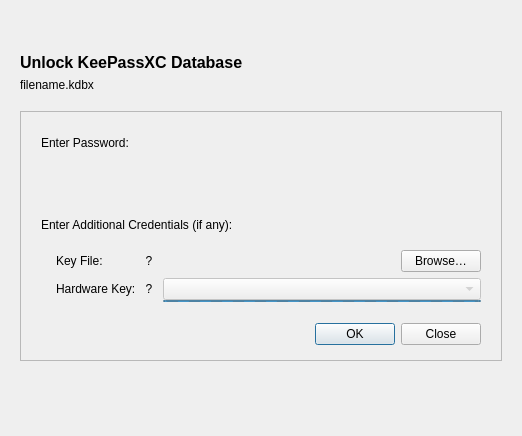
Before: the Qt Designer form src/gui/DatabaseOpenWidget.ui in susch19/keepassxc, drawn with Qt 5.
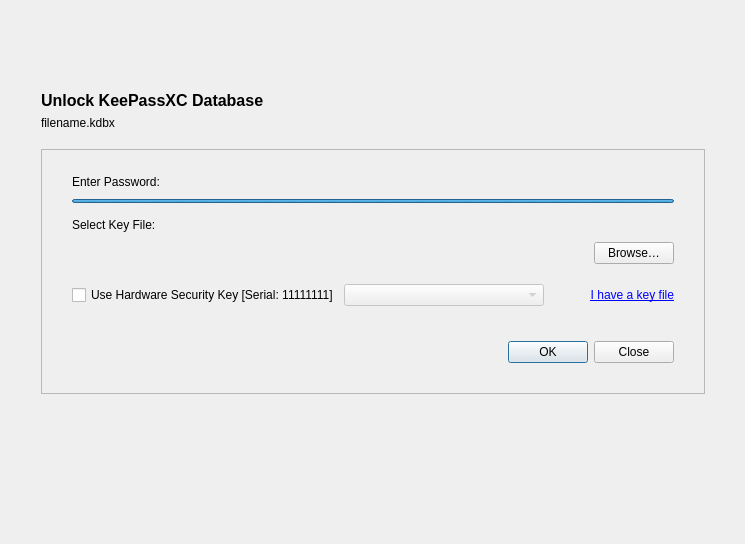
After: the same form once the commit is applied. Custom widgets are drawn as their Qt base class.

Commit message: Simplify and improve database unlock widget

The edit to the form file:
```diff
--- a/src/gui/DatabaseOpenWidget.ui
+++ b/src/gui/DatabaseOpenWidget.ui
@@ -6,8 +6,8 @@
    <rect>
     <x>0</x>
     <y>0</y>
-    <width>520</width>
-    <height>436</height>
+    <width>745</width>
+    <height>544</height>
    </rect>
   </property>
   <property name="accessibleName">
@@ -18,7 +18,7 @@
     <widget class="MessageWidget" name="messageWidget" native="true"/>
    </item>
    <item>
-    <layout class="QHBoxLayout" name="horizontalLayout_3" stretch="0,1,0">
+    <layout class="QHBoxLayout" name="horizontalLayout_3" stretch="1,0,1">
      <property name="spacing">
       <number>0</number>
      </property>
@@ -40,18 +40,6 @@
      </item>
      <item>
       <widget class="QWidget" name="formContainer" native="true">
-       <property name="minimumSize">
-        <size>
-         <width>500</width>
-         <height>400</height>
-        </size>
-       </property>
-       <property name="maximumSize">
-        <size>
-         <width>700</width>
-         <height>16777215</height>
-        </size>
-       </property>
        <layout class="QVBoxLayout" name="verticalLayout_4" stretch="1,0,0,0,0,2">
         <item>
          <spacer name="verticalSpacer_2">
@@ -106,8 +94,8 @@
          <widget class="QStackedWidget" name="centralStack">
           <property name="minimumSize">
            <size>
-            <width>0</width>
-            <height>250</height>
+            <width>650</width>
+            <height>0</height>
            </size>
           </property>
           <property name="frameShape">
@@ -121,28 +109,54 @@
           </property>
           <widget class="QWidget" name="mainPage">
            <layout class="QVBoxLayout" name="verticalLayout_6">
+            <property name="spacing">
+             <number>5</number>
+            </property>
             <property name="leftMargin">
-             <number>20</number>
+             <number>30</number>
             </property>
             <property name="topMargin">
-             <number>15</number>
+             <number>25</number>
             </property>
             <property name="rightMargin">
-             <number>20</number>
+             <number>30</number>
             </property>
             <property name="bottomMargin">
-             <number>15</number>
+             <number>25</number>
             </property>
             <item>
-             <widget class="QLabel" name="label">
+             <widget class="QFrame" name="enterPasswordComponent">
+              <property name="lineWidth">
+               <number>0</number>
+              </property>
+              <layout class="QVBoxLayout" name="enterPasswordComponentLayout">
+               <property name="spacing">
+                <number>10</number>
+               </property>
+               <property name="leftMargin">
+                <number>0</number>
+               </property>
+               <property name="topMargin">
+                <number>0</number>
+               </property>
+               <property name="rightMargin">
+                <number>0</number>
+               </property>
+               <property name="bottomMargin">
+                <number>0</number>
+               </property>
+               <item>
+                <widget class="QLabel" name="passwordLabel">
               <property name="text">
                <string>Enter Password:</string>
               </property>
-              <property name="buddy">
-               <cstring>editPassword</cstring>
-              </property>
-             </widget>
-            </item>
+                </widget>
+               </item>
+               <item>
+                <layout class="QVBoxLayout" name="verticalLayout_2">
+                 <property name="spacing">
+                  <number>0</number>
+                 </property>
             <item>
              <widget class="PasswordWidget" name="editPassword" native="true">
               <property name="focusPolicy">
@@ -154,62 +168,11 @@
              </widget>
             </item>
             <item>
-             <spacer name="verticalSpacer_4">
-              <property name="orientation">
-               <enum>Qt::Vertical</enum>
-              </property>
-              <property name="sizeType">
-               <enum>QSizePolicy::Fixed</enum>
-              </property>
-              <property name="sizeHint" stdset="0">
-               <size>
-                <width>20</width>
-                <height>5</height>
-               </size>
-              </property>
-             </spacer>
-            </item>
-            <item>
-             <widget class="QLabel" name="label_2">
-              <property name="text">
-               <string>Enter Additional Credentials (if any):</string>
-              </property>
-             </widget>
-            </item>
-            <item>
-             <layout class="QHBoxLayout" name="horizontalLayout_5">
-              <item>
-               <spacer name="horizontalSpacer_2">
-                <property name="orientation">
-                 <enum>Qt::Horizontal</enum>
-                </property>
-                <property name="sizeType">
-                 <enum>QSizePolicy::Fixed</enum>
-                </property>
-                <property name="sizeHint" stdset="0">
-                 <size>
-                  <width>15</width>
-                  <height>20</height>
-                 </size>
-                </property>
-               </spacer>
-              </item>
-              <item>
-               <layout class="QGridLayout" name="gridLayout_3">
-                <property name="topMargin">
-                 <number>3</number>
-                </property>
-                <item row="1" column="3">
-                 <layout class="QGridLayout" name="gridLayout">
-                  <property name="spacing">
-                   <number>0</number>
-                  </property>
-                  <item row="1" column="2">
                    <widget class="QProgressBar" name="hardwareKeyProgress">
                     <property name="maximumSize">
                      <size>
                       <width>16777215</width>
-                      <height>2</height>
+                     <height>4</height>
                      </size>
                     </property>
                     <property name="minimum">
@@ -226,155 +189,47 @@
                     </property>
                    </widget>
                   </item>
-                  <item row="0" column="2">
-                   <widget class="QComboBox" name="hardwareKeyCombo">
-                    <property name="enabled">
-                     <bool>false</bool>
-                    </property>
-                    <property name="sizePolicy">
-                     <sizepolicy hsizetype="Expanding" vsizetype="Fixed">
-                      <horstretch>0</horstretch>
-                      <verstretch>0</verstretch>
-                     </sizepolicy>
-                    </property>
-                    <property name="accessibleName">
-                     <string>Hardware key slot selection</string>
-                    </property>
-                    <property name="editable">
-                     <bool>false</bool>
-                    </property>
-                   </widget>
-                  </item>
-                 </layout>
-                </item>
-                <item row="0" column="0">
-                 <layout class="QHBoxLayout" name="horizontalLayout_4">
-                  <property name="spacing">
-                   <number>5</number>
-                  </property>
-                  <item>
-                   <widget class="QLabel" name="keyFileLabel">
-                    <property name="text">
-                     <string>Key File:</string>
-                    </property>
-                    <property name="buddy">
-                     <cstring>keyFileLineEdit</cstring>
-                    </property>
+                </layout>
+               </item>
+              </layout>
                    </widget>
                   </item>
                   <item>
-                   <widget class="QToolButton" name="keyFileLabelHelp">
-                    <property name="cursor">
-                     <cursorShape>PointingHandCursor</cursorShape>
-                    </property>
-                    <property name="focusPolicy">
-                     <enum>Qt::ClickFocus</enum>
-                    </property>
-                    <property name="toolTip">
-                     <string>&lt;p&gt;In addition to a password, you can use a secret file to enhance the security of your database. This file can be generated in your database's security settings.&lt;/p&gt;&lt;p&gt;This is &lt;strong&gt;not&lt;/strong&gt; your *.kdbx database file!&lt;br&gt;If you do not have a key file, leave this field empty.&lt;/p&gt;&lt;p&gt;Click for more information…&lt;/p&gt;</string>
-                    </property>
-                    <property name="accessibleName">
-                     <string>Key file help</string>
-                    </property>
-                    <property name="styleSheet">
-                     <string notr="true">QToolButton {
-	border: none;
-	background: none;
-}</string>
-                    </property>
-                    <property name="text">
-                     <string notr="true">?</string>
-                    </property>
-                    <property name="iconSize">
-                     <size>
-                      <width>12</width>
-                      <height>12</height>
-                     </size>
-                    </property>
-                    <property name="popupMode">
-                     <enum>QToolButton::InstantPopup</enum>
-                    </property>
-                   </widget>
-                  </item>
-                 </layout>
-                </item>
-                <item row="1" column="0">
-                 <layout class="QVBoxLayout" name="verticalLayout_7">
-                  <property name="spacing">
-                   <number>2</number>
-                  </property>
+             <widget class="QFrame" name="selectKeyFileComponent">
+              <property name="frameShape">
+               <enum>QFrame::NoFrame</enum>
+              </property>
+              <property name="frameShadow">
+               <enum>QFrame::Plain</enum>
+              </property>
+              <property name="lineWidth">
+               <number>0</number>
+              </property>
+              <layout class="QVBoxLayout" name="selectKeyFileComponentLayout">
+               <property name="spacing">
+                <number>10</number>
+               </property>
+               <property name="leftMargin">
+                <number>0</number>
+               </property>
+               <property name="topMargin">
+                <number>10</number>
+               </property>
+               <property name="rightMargin">
+                <number>0</number>
+               </property>
+               <property name="bottomMargin">
+                <number>15</number>
+               </property>
                   <item>
-                   <layout class="QHBoxLayout" name="horizontalLayout_6">
-                    <property name="spacing">
-                     <number>5</number>
-                    </property>
-                    <item>
-                     <widget class="QLabel" name="hardwareKeyLabel">
+                <widget class="QLabel" name="selectKeyFileLabel">
                       <property name="text">
-                       <string>Hardware Key:</string>
-                      </property>
-                      <property name="buddy">
-                       <cstring>hardwareKeyCombo</cstring>
-                      </property>
+                  <string>Select Key File:</string>
+                 </property>
                      </widget>
                     </item>
                     <item>
-                     <widget class="QToolButton" name="hardwareKeyLabelHelp">
-                      <property name="cursor">
-                       <cursorShape>PointingHandCursor</cursorShape>
-                      </property>
-                      <property name="focusPolicy">
-                       <enum>Qt::ClickFocus</enum>
-                      </property>
-                      <property name="toolTip">
-                       <string>&lt;p&gt;You can use a hardware security key such as a &lt;strong&gt;YubiKey&lt;/strong&gt; or &lt;strong&gt;OnlyKey&lt;/strong&gt; with slots configured for HMAC-SHA1.&lt;/p&gt;
-&lt;p&gt;Click for more information…&lt;/p&gt;</string>
-                      </property>
-                      <property name="accessibleName">
-                       <string>Hardware key help</string>
-                      </property>
-                      <property name="styleSheet">
-                       <string notr="true">QToolButton {
-	border: none;
-	background: none;
-}</string>
-                      </property>
-                      <property name="text">
-                       <string notr="true">?</string>
-                      </property>
-                      <property name="iconSize">
-                       <size>
-                        <width>12</width>
-                        <height>12</height>
-                       </size>
-                      </property>
-                      <property name="popupMode">
-                       <enum>QToolButton::InstantPopup</enum>
-                      </property>
-                     </widget>
-                    </item>
-                   </layout>
-                  </item>
-                  <item>
-                   <spacer name="hardwareKeyLabelSpacer">
-                    <property name="orientation">
-                     <enum>Qt::Vertical</enum>
-                    </property>
-                    <property name="sizeType">
-                     <enum>QSizePolicy::Fixed</enum>
-                    </property>
-                    <property name="sizeHint" stdset="0">
-                     <size>
-                      <width>0</width>
-                      <height>2</height>
-                     </size>
-                    </property>
-                   </spacer>
-                  </item>
-                 </layout>
-                </item>
-                <item row="0" column="3">
-                 <layout class="QHBoxLayout" name="horizontalLayout" stretch="1,0">
+                <layout class="QHBoxLayout" name="horizontalLayout_7" stretch="1,0">
                   <item>
                    <widget class="PasswordWidget" name="keyFileLineEdit" native="true">
                     <property name="sizePolicy">
@@ -407,13 +262,146 @@
                  </layout>
                 </item>
                </layout>
-              </item>
-             </layout>
+             </widget>
+            </item>
+            <item>
+             <widget class="QFrame" name="addAdditionalKeysComponent">
+              <property name="lineWidth">
+               <number>0</number>
+              </property>
+              <layout class="QHBoxLayout" name="addAdditionalKeysComponentLayout">
+               <property name="sizeConstraint">
+                <enum>QLayout::SetMinimumSize</enum>
+               </property>
+               <property name="leftMargin">
+                <number>0</number>
+               </property>
+               <property name="topMargin">
+                <number>0</number>
+               </property>
+               <property name="rightMargin">
+                <number>0</number>
+               </property>
+               <property name="bottomMargin">
+                <number>0</number>
+               </property>
+               <item>
+                <widget class="QFrame" name="hardwareKeyComponent">
+                 <layout class="QHBoxLayout" name="hardwareKeyComponentLayout">
+                  <property name="spacing">
+                   <number>5</number>
+                  </property>
+                  <property name="leftMargin">
+                   <number>0</number>
+                  </property>
+                  <property name="topMargin">
+                   <number>0</number>
+                  </property>
+                  <property name="rightMargin">
+                   <number>0</number>
+                  </property>
+                  <property name="bottomMargin">
+                   <number>0</number>
+                  </property>
+                  <item>
+                   <widget class="QCheckBox" name="useHardwareKeyCheckBox">
+                    <property name="text">
+                     <string notr="true">Use Hardware Security Key [Serial: 11111111]</string>
+                    </property>
+                   </widget>
+                  </item>
+                  <item>
+                   <widget class="QComboBox" name="hardwareKeyCombo">
+                    <property name="enabled">
+                     <bool>false</bool>
+                    </property>
+                    <property name="minimumSize">
+                     <size>
+                      <width>200</width>
+                      <height>0</height>
+                     </size>
+                    </property>
+                    <property name="maximumSize">
+                     <size>
+                      <width>300</width>
+                      <height>16777215</height>
+                     </size>
+                    </property>
+                    <property name="accessibleName">
+                     <string>Hardware key slot selection</string>
+                    </property>
+                    <property name="editable">
+                     <bool>false</bool>
+                    </property>
+                   </widget>
+                  </item>
+                 </layout>
+                </widget>
+               </item>
+               <item>
+                <spacer name="horizontalSpacer">
+                 <property name="orientation">
+                  <enum>Qt::Horizontal</enum>
+                 </property>
+                 <property name="sizeHint" stdset="0">
+                  <size>
+                   <width>40</width>
+                   <height>0</height>
+                  </size>
+                 </property>
+                </spacer>
+               </item>
+               <item>
+                <widget class="QLabel" name="addKeyFileLinkLabel">
+                 <property name="cursor">
+                  <cursorShape>PointingHandCursor</cursorShape>
+                 </property>
+                 <property name="focusPolicy">
+                  <enum>Qt::TabFocus</enum>
+                 </property>
+                 <property name="toolTip">
+                  <string>&lt;p&gt;In addition to a password, you can use a secret file to enhance the security of your database. This file can be generated in your database's security settings.&lt;/p&gt;&lt;p&gt;This is &lt;strong&gt;not&lt;/strong&gt; your *.kdbx database file!&lt;/p&gt;</string>
+                 </property>
+                 <property name="accessibleDescription">
+                  <string>Click to add a key file.</string>
+                 </property>
+                 <property name="text">
+                  <string>&lt;a href=&quot;#&quot; style=&quot;text-decoration: underline&quot;&gt;I have a key file&lt;/a&gt;</string>
+                 </property>
+                 <property name="alignment">
+                  <set>Qt::AlignRight|Qt::AlignTrailing|Qt::AlignVCenter</set>
+                 </property>
+                 <property name="textInteractionFlags">
+                  <set>Qt::LinksAccessibleByKeyboard|Qt::LinksAccessibleByMouse</set>
+                 </property>
+                </widget>
+               </item>
+              </layout>
+             </widget>
+            </item>
+            <item>
+             <spacer name="verticalSpacer_4">
+              <property name="orientation">
+               <enum>Qt::Vertical</enum>
+              </property>
+              <property name="sizeHint" stdset="0">
+               <size>
+                <width>0</width>
+                <height>5</height>
+               </size>
+              </property>
+             </spacer>
             </item>
             <item>
              <layout class="QHBoxLayout" name="dialogButtonsLayout">
+              <property name="spacing">
+               <number>0</number>
+              </property>
               <property name="topMargin">
-               <number>15</number>
+               <number>25</number>
+              </property>
+              <property name="bottomMargin">
+               <number>5</number>
               </property>
               <item alignment="Qt::AlignRight">
                <widget class="QDialogButtonBox" name="buttonBox">
```
Left out of the diff: 29 changed lines with no effect on the pictures. Lines whose indentation alone changed are shown as unchanged. The commit also changes 4 other files.
